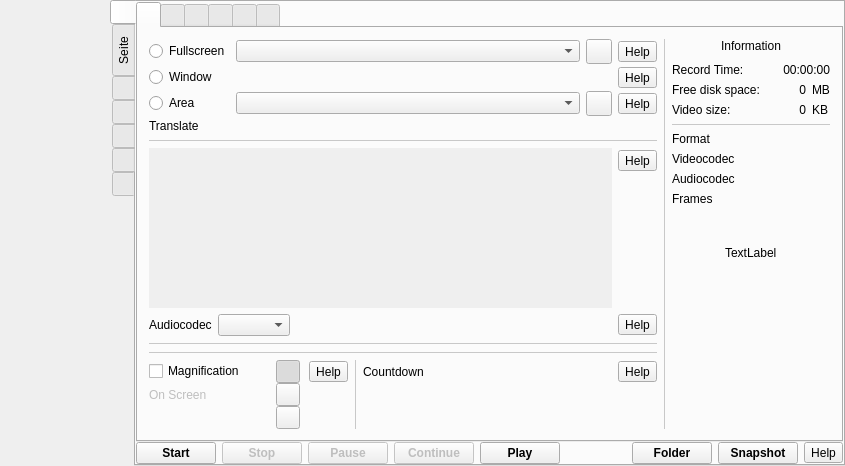
Old version of the form src/formMainWindow.ui in the repository vkohaupt/vokoscreenNG.
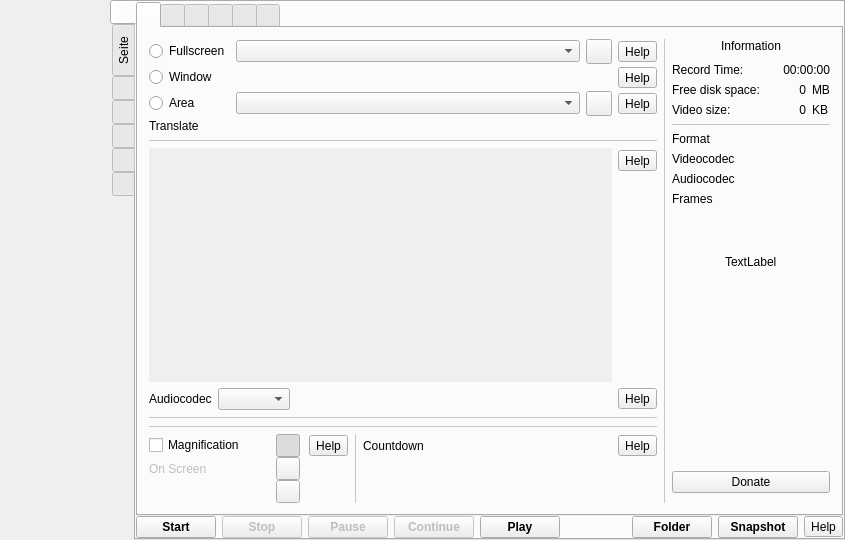
New version of the form. Icons and pictures are not drawn.

```diff
--- a/src/formMainWindow.ui
+++ b/src/formMainWindow.ui
@@ -7,7 +7,7 @@
     <x>0</x>
     <y>0</y>
     <width>845</width>
-    <height>466</height>
+    <height>540</height>
    </rect>
   </property>
   <property name="windowTitle">
@@ -581,8 +581,8 @@
                       <rect>
                        <x>0</x>
                        <y>0</y>
-                       <width>459</width>
-                       <height>115</height>
+                       <width>404</width>
+                       <height>85</height>
                       </rect>
                      </property>
                      <property name="accessibleName">
@@ -1062,6 +1062,13 @@
                 </property>
                </widget>
               </item>
+              <item row="4" column="0">
+               <widget class="QPushButton" name="pushButtonDonate">
+                <property name="text">
+                 <string>Donate</string>
+                </property>
+               </widget>
+              </item>
              </layout>
             </item>
            </layout>
```
Left out of the diff: 44 changed lines with no effect on the pictures.
